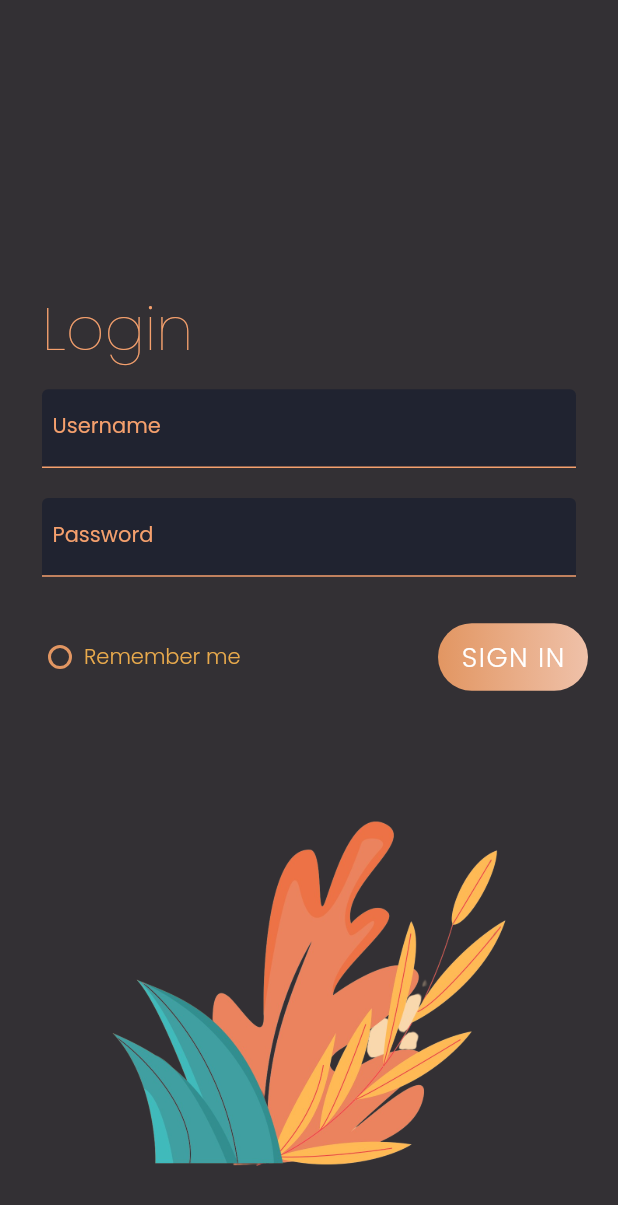
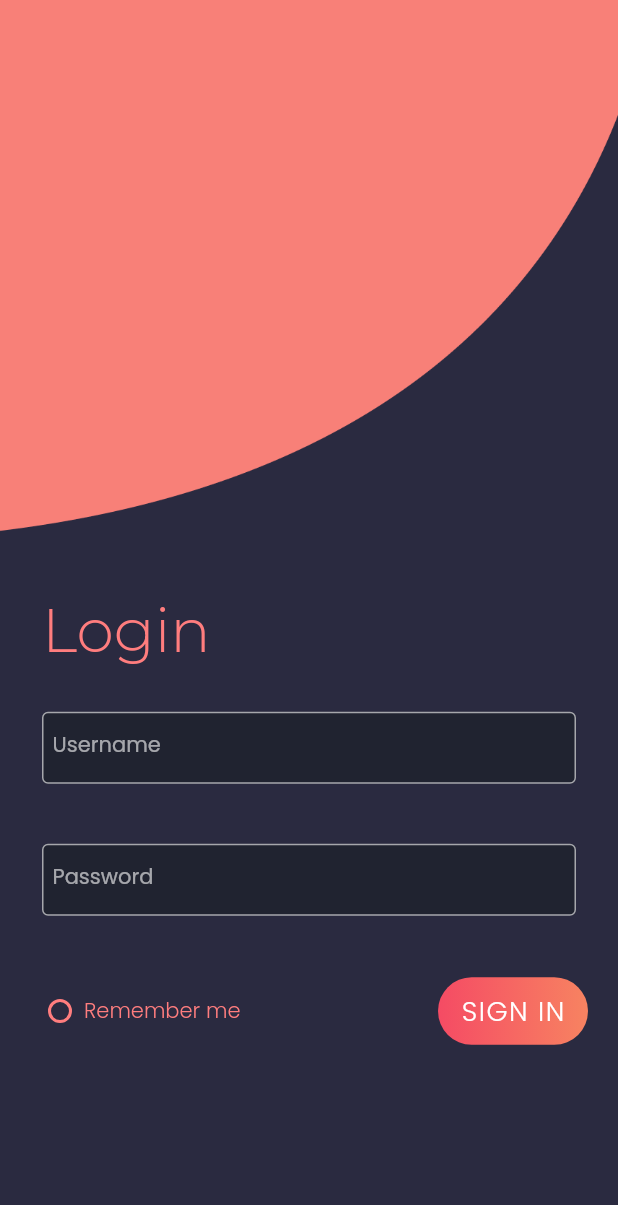
Before and after one commit to TheCraftOfCode/GeoSpatial, a Flutter app: the screen it shows after launch, on a phone screen of 412 x 824 dp. Shown: the top 1205 px of the screen. Run offline on Flutter 3.47's test engine with Material 2 defaults, Android fonts, the phone set to English and light mode, and no system bars; our stand-ins replace flutter_secure_storage, flutter_svg, flutter_typeahead, geolocator, google_fonts, objectbox and 1 more; missing offline and left inert: flutter_rounded_date_picker, gender_picker; generated files the repository leaves out were written again.

Commit message:
UI fixes, updated login screen

```diff
--- a/lib/Screens/CommunityDataCollection.dart
+++ b/lib/Screens/CommunityDataCollection.dart
@@ -34,6 +34,8 @@ class CommunityDataCollection extends StatefulWidget {
     'Hotels',
     'Food processing units'
   ];
+
+  //TODO: Replace with list of village codes
 
   final List<String> _villageCodeName = [
     'Temple',
@@ -78,7 +80,7 @@ class _CommunityDataCollectionState extends State<CommunityDataCollection> {
       }
       else{
         ScaffoldMessenger.of(context).showSnackBar(SnackBar(
-          content: Text("Please fill all fields!", style: TextStyle(color: Colors.red),),
+          content: Text("Please fill all fields!", style: TextStyle(color: colors.errorColor),),
         ));
       }
     }
--- a/lib/Screens/Login.dart
+++ b/lib/Screens/Login.dart
@@ -1,12 +1,13 @@
 import 'dart:convert';
-
+import 'package:geo_spatial/Utils/colors.dart' as colors;
 import 'package:flutter/material.dart';
 import 'package:flutter_secure_storage/flutter_secure_storage.dart';
 import 'package:geo_spatial/Constants/Constants.dart';
 import 'package:geo_spatial/Screens/Home.dart';
-import 'package:geo_spatial/Widgets/FormCard.dart';
+import 'package:geo_spatial/Widgets/LoginFormCard.dart';
 import 'package:google_fonts/google_fonts.dart';
 import 'package:http/http.dart' as http;
+import 'package:geo_spatial/Utils/Globals.dart' as globals;
 
 final storage = FlutterSecureStorage();
 
@@ -104,13 +105,13 @@ class _MyAppState extends State<Login> {
         padding: EdgeInsets.all(2.0),
         decoration: BoxDecoration(
             shape: BoxShape.circle,
-            border: Border.all(width: 2.0, color: Color(0xffe29662))),
+            border: Border.all(width: 2.0, color: colors.darkAccentColor)),
         child: isSelected
             ? Container(
                 width: double.infinity,
                 height: double.infinity,
                 decoration:
-                    BoxDecoration(shape: BoxShape.circle, color: Color(0xffe29662)),
+                    BoxDecoration(shape: BoxShape.circle, color: colors.darkAccentColor),
               )
             : Container(),
       );
@@ -128,13 +129,14 @@ class _MyAppState extends State<Login> {
   Widget build(BuildContext context) {
     return Scaffold(
       resizeToAvoidBottomInset: false,
-      backgroundColor: Color(0xff333034),
+      backgroundColor: colors.darkScaffoldColor,
       body: Stack(
           fit: StackFit.expand,
           children: <Widget>[
             Container(
-              padding: EdgeInsets.only(top: MediaQuery.of(context).size.height*0.62),
-              child: Image(image: AssetImage("assets/Illustration.png"),),
+              decoration: BoxDecoration(
+                image: DecorationImage(image: AssetImage("assets/Illustration.png"),fit: BoxFit.cover)
+              ),
             ),
             SingleChildScrollView(
               child: Padding(
@@ -142,7 +144,7 @@ class _MyAppState extends State<Login> {
                 child: Column(
                   children: <Widget>[
                     SizedBox(
-                      height: MediaQuery.of(context).size.height * 0.23,
+                      height: MediaQuery.of(context).size.height * 0.48,
                     ),
                     FormCard(_usernameController, _passwordController,
                         _nameError, _passwordError),
@@ -166,7 +168,7 @@ class _MyAppState extends State<Login> {
                             ),
                             Text("Remember me",
                                 style: GoogleFonts.poppins(
-                                    color: Color(0xffE9AA4C), fontSize: 14.0))
+                                    color: colors.darkAccentColor, fontSize: 14.0))
                           ],
                         ),
                         InkWell(
@@ -175,8 +177,8 @@ class _MyAppState extends State<Login> {
                             height: 45,
                             decoration: BoxDecoration(
                               gradient: LinearGradient(colors: [
-                                Color(0xffe29662),
-                                Color(0xffefc1a9),
+                                Color(0xfff54b64),
+                                Color(0xfff78361),
                               ]),
                               borderRadius: BorderRadius.circular(30.0),
                             ),
--- a/lib/Utils/Colors.dart
+++ b/lib/Utils/Colors.dart
@@ -8,4 +8,5 @@ var darkSecondAccentColor = Color(0xff4E596F);
 var lightPrimaryTextColor = Colors.black;
 var darkHintColor = Colors.black87;
 var darkSecondBackgroundColor = Color(0xff34384c);
-var errorColor = Color.fromARGB(255, 255, 167, 167);    //modify later
+var errorColor = Color.fromARGB(255, 255, 167, 167);
+var successColor = Color(0xff72de6f);//modify later
--- /dev/null
+++ b/lib/Utils/Globals.dart
@@ -0,0 +1,4 @@
+import 'package:flutter/material.dart';
+
+
+var userName = "";
--- a/lib/Widgets/CheckBoxAddExtraDialog.dart
+++ b/lib/Widgets/CheckBoxAddExtraDialog.dart
@@ -110,7 +110,7 @@ class CheckBoxAddExtraAlertDialog extends FormField<Map> {
                         },
                         child: Padding(
                           padding: EdgeInsets.only(
-                              left: 10, right: 10, top: 12, bottom: 12),
+                              left: 20, right: 10, top: 12, bottom: 12),
                           child: Row(
                             children: [
                               Expanded(
--- a/lib/Widgets/FormCard.dart
+++ /dev/null
@@ -1,90 +0,0 @@
-import 'package:flutter/material.dart';
-import 'package:google_fonts/google_fonts.dart';
-
-
-class FormCard extends StatelessWidget {
-  FormCard(this._usernameController, this._passwordController, this._nameError,
-      this._passwordError);
-
-  final TextEditingController _usernameController;
-  final TextEditingController _passwordController;
-  final _nameError;
-  final _passwordError;
-
-  @override
-  Widget build(BuildContext context) {
-    return new Container(
-      width: double.infinity,
-      padding: EdgeInsets.only(bottom: 1),
-      child: Padding(
-        padding: EdgeInsets.only(left: 8.0, right: 8.0),
-        child: Column(
-          crossAxisAlignment: CrossAxisAlignment.start,
-          children: <Widget>[
-            Text("Login",
-                style: GoogleFonts.poppins(fontWeight: FontWeight.w200,
-                    fontSize: 40, color: Color(0xffF5A06D))),
-            SizedBox(
-              height: 10,
-            ),
-            TextField(
-              controller: _usernameController,
-              decoration: InputDecoration(
-                  hintText: "Enter username here",
-                  hintStyle: GoogleFonts.poppins(color: Color(0xffcec7c3)),
-                  label: Text("Username",
-                      style: GoogleFonts.poppins(color: Color(0xffF5A06D))),
-                  enabledBorder: UnderlineInputBorder(
-                      borderSide: const BorderSide(
-                          color: Color(0xffF5A06D), width: 1.0)),
-                  focusedBorder: UnderlineInputBorder(
-                      borderSide: const BorderSide(
-                          color: Color(0xffF5A06D), width: 1.0)),
-                  border: UnderlineInputBorder(
-                    borderSide: const BorderSide(
-                        color: Color(0xffF5A06D), width: 1.0
-                    ),
-                  ),
-                  floatingLabelStyle:
-                      GoogleFonts.poppins(color: Color(0xffF5A06D)),
-                  errorText: _nameError,
-                  labelStyle: GoogleFonts.poppins(fontSize: 14)),
-              cursorColor: Color(0xffF5A06D),
-            ),
-            SizedBox(
-              height: 20,
-            ),
-            TextField(
-                controller: _passwordController,
-                obscureText: true,
-                decoration: InputDecoration(
-                  hintText: "Enter password here",
-                  hintStyle: GoogleFonts.poppins(color: Color(0xffcec7c3)),
-                  focusColor: Color(0xffF5A06D),
-                  enabledBorder: UnderlineInputBorder(
-                      borderSide: const BorderSide(
-                          color: Color(0xffF5A06D), width: 1.0)),
-                  focusedBorder: UnderlineInputBorder(
-                      borderSide: const BorderSide(
-                          color: Color(0xffF5A06D), width: 1.0)),
-                  border: UnderlineInputBorder(
-                    borderSide: const BorderSide(
-                      color: Color(0xffF5A06D), width: 1.0
-                    ),
-                  ),
-                  label: Text("Password",
-                      style: GoogleFonts.poppins(color: Color(0xffF5A06D))),
-                  floatingLabelStyle:
-                      GoogleFonts.poppins(color: Color(0xffF5A06D)),
-                  errorText: _passwordError,
-                  labelStyle: GoogleFonts.poppins(fontSize: 14.0),
-                )),
-            SizedBox(
-              height: 20,
-            ),
-          ],
-        ),
-      ),
-    );
-  }
-}
--- /dev/null
+++ b/lib/Widgets/LoginFormCard.dart
@@ -0,0 +1,92 @@
+import 'package:flutter/material.dart';
+import 'package:google_fonts/google_fonts.dart';
+import 'package:geo_spatial/Utils/Colors.dart' as colors;
+
+
+class FormCard extends StatelessWidget {
+  FormCard(this._usernameController, this._passwordController, this._nameError,
+      this._passwordError);
+
+  final TextEditingController _usernameController;
+  final TextEditingController _passwordController;
+  final _nameError;
+  final _passwordError;
+
+  @override
+  Widget build(BuildContext context) {
+    return new Container(
+      width: double.infinity,
+      padding: EdgeInsets.only(bottom: 1),
+      child: Padding(
+        padding: EdgeInsets.only(left: 8.0, right: 8.0),
+        child: Column(
+          crossAxisAlignment: CrossAxisAlignment.start,
+          children: <Widget>[
+            Text("Login",
+                textAlign: TextAlign.center,
+                style: GoogleFonts.montserrat(
+                    fontSize: 40, color: colors.darkAccentColor)),
+            SizedBox(
+              height: 30,
+            ),
+            TextField(
+              controller: _usernameController,
+              decoration: InputDecoration(
+                  hintText: "Enter username here",
+                  hintStyle: GoogleFonts.poppins(color: colors.darkSecondaryTextColor),
+                  label: Text("Username",
+                      style: GoogleFonts.poppins(color: colors.darkSecondaryTextColor)),
+                  enabledBorder: OutlineInputBorder(
+                      borderSide: BorderSide(
+                          color: colors.darkSecondaryTextColor, width: 1.0)),
+                  focusedBorder: OutlineInputBorder(
+                      borderSide: BorderSide(
+                           color: colors.successColor, width: 1.0)),
+                  // border: OutlineInputBorder(
+                  //   borderSide: BorderSide(
+                  //       color: colors.darkSecondaryTextColor, width: 1.0
+                  //   ),
+                  // ),
+                  floatingLabelStyle:
+                      GoogleFonts.poppins(color: colors.darkAccentColor),
+                  errorText: _nameError,
+                  labelStyle: GoogleFonts.poppins(fontSize: 14)),
+              cursorColor: colors.darkPrimaryTextColor,
+            ),
+            SizedBox(
+              height: 40,
+            ),
+            TextField(
+                controller: _passwordController,
+                obscureText: true,
+                decoration: InputDecoration(
+                  hintText: "Enter password here",
+                  hintStyle: GoogleFonts.poppins(color: colors.darkSecondaryTextColor),
+                  focusColor: Color(0xffF5A06D),
+                  enabledBorder: OutlineInputBorder(
+                      borderSide: BorderSide(
+                          color: colors.darkSecondaryTextColor, width: 1.0)),
+                  focusedBorder: OutlineInputBorder(
+                      borderSide: BorderSide(
+                          color: colors.successColor, width: 1.0)),
+                  border: OutlineInputBorder(
+                    borderSide: BorderSide(
+                      color: colors.successColor, width: 1.0
+                    ),
+                  ),
+                  label: Text("Password",
+                      style: GoogleFonts.poppins(color: colors.darkSecondaryTextColor)),
+                  floatingLabelStyle:
+                      GoogleFonts.poppins(color: colors.darkSecondaryTextColor),
+                  errorText: _passwordError,
+                  labelStyle: GoogleFonts.poppins(fontSize: 14.0,color: colors.darkAccentColor),
+                )),
+            SizedBox(
+              height: 30,
+            ),
+          ],
+        ),
+      ),
+    );
+  }
+}
```
Also changed, not shown: assets/Illustration.png.
